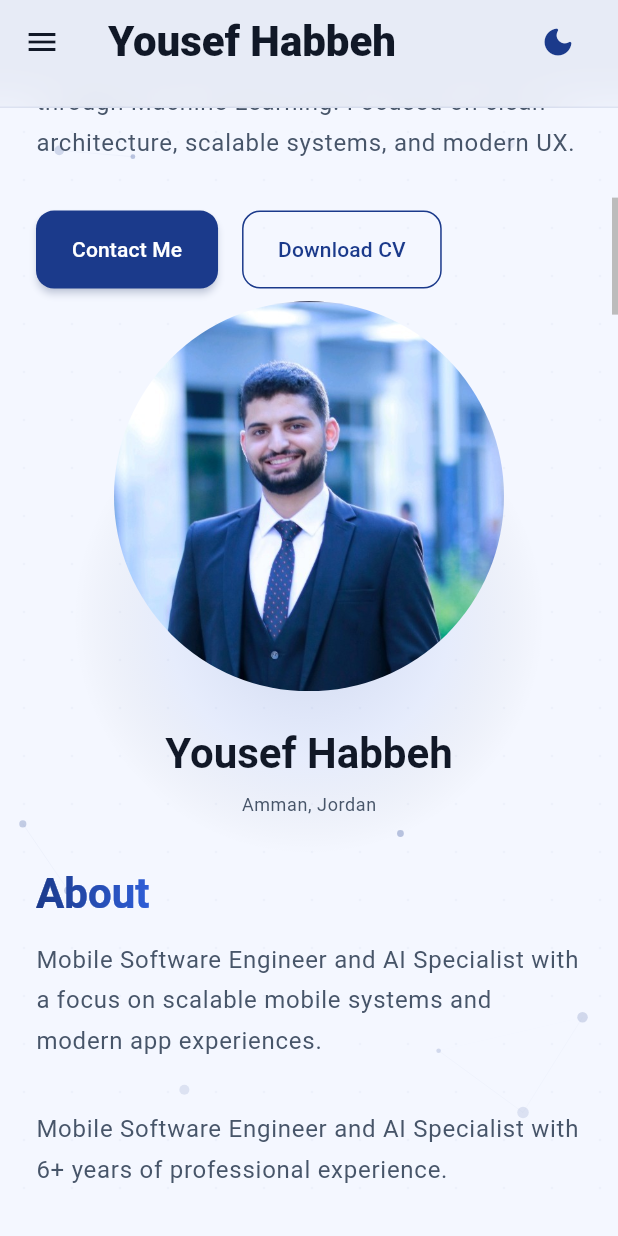
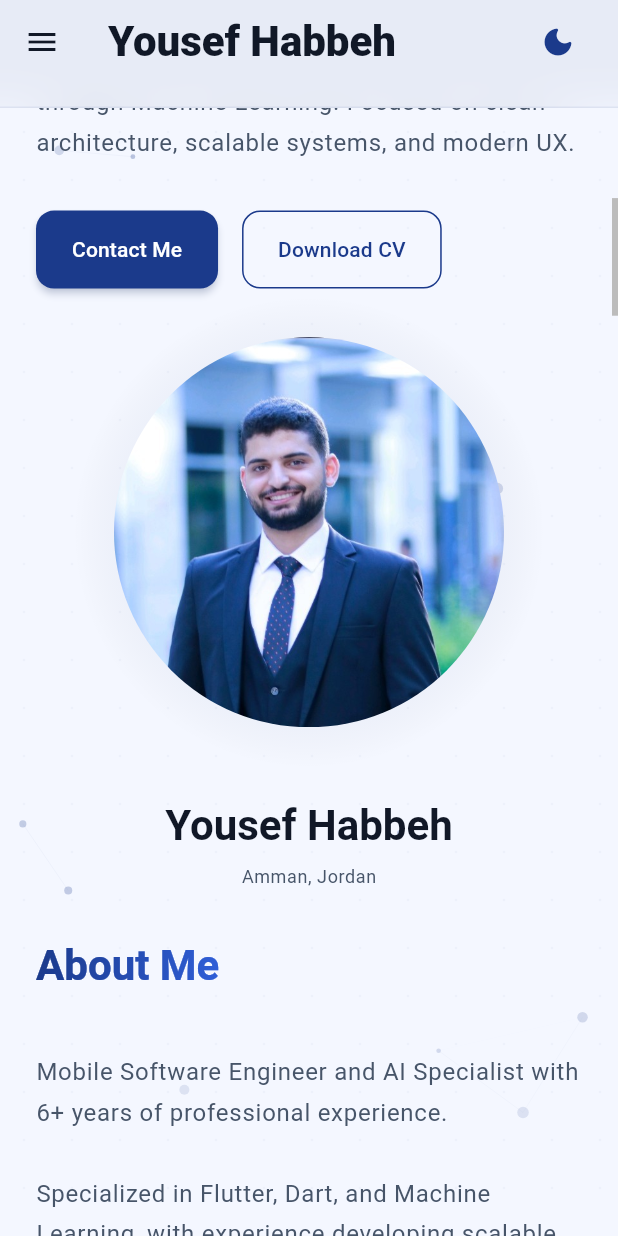
Before and after one commit to yhabbeh/portofolio, a Flutter app: the screen it shows after launch, scrolled down 576 dp, on a phone screen of 412 x 824 dp. Run offline on Flutter 3.47's test engine with Material 3 defaults, Android fonts, the phone set to English and light mode, and no system bars; our stand-ins replace equatable, flutter_bloc, get_it, shared_preferences.

Commit message:
feat: add enableShadow property to TiltCard and integrate halo effect into profile image stack

```diff
--- a/lib/features/portfolio/presentation/sections/about_section.dart
+++ b/lib/features/portfolio/presentation/sections/about_section.dart
@@ -18,10 +18,19 @@ class AboutSection extends StatelessWidget {
   Widget build(BuildContext context) {
     final theme = Theme.of(context);
     final themeExt = theme.extension<PortfolioThemeExtension>();
-    final cardBg = themeExt?.cardBackground ?? theme.cardTheme.color ?? Colors.white;
+    final cardBg =
+        themeExt?.cardBackground ?? theme.cardTheme.color ?? Colors.white;
     final borderColor = themeExt?.border ?? Colors.grey;
 
     final bool isWide = MediaQuery.of(context).size.width >= 900;
+
+    final Widget descriptionWidget = Text(
+      description,
+      style: theme.textTheme.bodyLarge?.copyWith(
+        color: themeExt?.textSecondary,
+        height: 1.7,
+      ),
+    );
 
     Widget buildHighlights() {
       return Wrap(
@@ -31,6 +40,7 @@ class AboutSection extends StatelessWidget {
             .map(
               (text) => TiltCard(
                 maxTilt: 0.05,
+                enableShadow: false,
                 child: DecoratedBox(
                   decoration: BoxDecoration(
                     color: cardBg,
@@ -38,7 +48,10 @@ class AboutSection extends StatelessWidget {
                     border: Border.all(color: borderColor),
                   ),
                   child: Padding(
-                    padding: const EdgeInsets.symmetric(horizontal: 18, vertical: 18),
+                    padding: const EdgeInsets.symmetric(
+                      horizontal: 18,
+                      vertical: 18,
+                    ),
                     child: Text(
                       text,
                       style: theme.textTheme.bodyLarge?.copyWith(
@@ -57,42 +70,22 @@ class AboutSection extends StatelessWidget {
     return Column(
       crossAxisAlignment: CrossAxisAlignment.start,
       children: [
-        const SectionTitle(
-          title: 'About',
-          subtitle: 'Mobile Software Engineer and AI Specialist with a focus on scalable mobile systems and modern app experiences.',
-          gradient: true,
-        ),
-        const SizedBox(height: 32),
+        const SectionTitle(title: 'About Me', subtitle: '', gradient: true),
+        // const SizedBox(height: 32),
         if (isWide)
           Row(
             crossAxisAlignment: CrossAxisAlignment.start,
             children: [
-              Expanded(
-                flex: 6,
-                child: Text(
-                  description,
-                  style: theme.textTheme.bodyLarge?.copyWith(
-                    color: themeExt?.textSecondary,
-                  ),
-                ),
-              ),
+              Expanded(flex: 6, child: descriptionWidget),
               const SizedBox(width: 32),
-              Expanded(
-                flex: 4,
-                child: buildHighlights(),
-              ),
+              Expanded(flex: 4, child: buildHighlights()),
             ],
           )
         else
           Column(
             crossAxisAlignment: CrossAxisAlignment.start,
             children: [
-              Text(
-                description,
-                style: theme.textTheme.bodyLarge?.copyWith(
-                  color: themeExt?.textSecondary,
-                ),
-              ),
+              descriptionWidget,
               const SizedBox(height: 32),
               buildHighlights(),
             ],
--- a/lib/features/portfolio/presentation/sections/hero_section.dart
+++ b/lib/features/portfolio/presentation/sections/hero_section.dart
@@ -118,31 +118,7 @@ class _HeroSectionState extends State<HeroSection>
       ],
     );
 
-    final Widget pulsingHalo = AnimatedBuilder(
-      animation: _floatingController,
-      builder: (context, _) {
-        final scale = 1.0 + sin(_floatingController.value * 2 * pi) * 0.05;
-        final opacity = 0.15 + sin(_floatingController.value * 2 * pi) * 0.05;
-        return Transform.scale(
-          scale: scale,
-          child: Container(
-            width: isWide ? 340 : 280,
-            height: isWide ? 420 : 360,
-            decoration: BoxDecoration(
-              shape: BoxShape.circle,
-              gradient: RadialGradient(
-                colors: [
-                  gradientColors.first.withAlpha((opacity * 255).round()),
-                  gradientColors.last.withAlpha((opacity * 0.4 * 255).round()),
-                  Colors.transparent,
-                ],
-                stops: const [0.0, 0.6, 1.0],
-              ),
-            ),
-          ),
-        );
-      },
-    );
+    final double imageSize = isWide ? 320 : 260;
 
     final Widget profileCard = AnimatedBuilder(
       animation: Listenable.merge([
@@ -159,19 +135,49 @@ class _HeroSectionState extends State<HeroSection>
       },
       child: TiltCard(
         maxTilt: 0.03,
+        enableShadow: false,
         child: Column(
           crossAxisAlignment: CrossAxisAlignment.center,
           children: [
+            Stack(
+              alignment: Alignment.center,
+              clipBehavior: Clip.none,
+              children: [
+                AnimatedBuilder(
+                  animation: _floatingController,
+                  builder: (context, _) {
+                    final scale = 1.0 + sin(_floatingController.value * 2 * pi) * 0.05;
+                    final opacity = 0.15 + sin(_floatingController.value * 2 * pi) * 0.05;
+                    return Transform.scale(
+                      scale: scale,
+                      child: Container(
+                        width: imageSize + 48,
+                        height: imageSize + 48,
+                        decoration: BoxDecoration(
+                          shape: BoxShape.circle,
+                          gradient: RadialGradient(
+                            colors: [
+                              gradientColors.first.withAlpha((opacity * 255).round()),
+                              gradientColors.last.withAlpha((opacity * 0.4 * 255).round()),
+                              Colors.transparent,
+                            ],
+                            stops: const [0.0, 0.6, 1.0],
+                          ),
+                        ),
+                      ),
+                    );
+                  },
+                ),
                 ClipOval(
                   clipBehavior: Clip.antiAlias,
+                  child: SizedBox(
+                    width: imageSize,
+                    height: imageSize,
                     child: Image.asset(
                       widget.profileImage,
-                height: isWide ? 320 : 260,
                       fit: BoxFit.cover,
-
                       errorBuilder: (context, error, stackTrace) {
                         return Container(
-                    height: isWide ? 320 : 260,
                           color: theme.colorScheme.primary.withAlpha(30),
                           child: Icon(
                             Icons.person,
@@ -181,6 +187,9 @@ class _HeroSectionState extends State<HeroSection>
                         );
                       },
                     ),
+                  ),
+                ),
+              ],
             ),
             const SizedBox(height: 24),
             Text(
@@ -201,21 +210,6 @@ class _HeroSectionState extends State<HeroSection>
       ),
     );
 
-    final Widget profileCardWithAura = Stack(
-      alignment: Alignment.center,
-      clipBehavior: Clip.none,
-      children: [
-        Positioned(
-          top: -24,
-          bottom: -24,
-          left: -24,
-          right: -24,
-          child: pulsingHalo,
-        ),
-        profileCard,
-      ],
-    );
-
     return ResponsiveContainer(
       child: ValueListenableBuilder<double>(
         valueListenable: widget.scrollOffsetNotifier,
@@ -232,7 +226,7 @@ class _HeroSectionState extends State<HeroSection>
                 children: [
                   Expanded(flex: 6, child: textColumn),
                   const SizedBox(width: 32),
-                  Expanded(flex: 4, child: profileCardWithAura),
+                  Expanded(flex: 4, child: profileCard),
                 ],
               )
             : Column(
@@ -240,7 +234,7 @@ class _HeroSectionState extends State<HeroSection>
                 children: [
                   textColumn,
                   const SizedBox(height: 48),
-                  Center(child: profileCardWithAura),
+                  Center(child: profileCard),
                 ],
               ),
       ),
--- a/lib/widgets/tilt_card.dart
+++ b/lib/widgets/tilt_card.dart
@@ -3,11 +3,13 @@ import 'package:flutter/material.dart';
 class TiltCard extends StatefulWidget {
   final Widget child;
   final double maxTilt;
+  final bool enableShadow;
 
   const TiltCard({
     super.key,
     required this.child,
     this.maxTilt = 0.05,
+    this.enableShadow = true,
   });
 
   @override
@@ -27,7 +29,8 @@ class _TiltCardState extends State<TiltCard> {
       child: AnimatedContainer(
         duration: const Duration(milliseconds: 250),
         curve: Curves.easeOut,
-        decoration: BoxDecoration(
+        decoration: widget.enableShadow
+            ? BoxDecoration(
                 boxShadow: _hovered
                     ? [
                         BoxShadow(
@@ -37,7 +40,8 @@ class _TiltCardState extends State<TiltCard> {
                         ),
                       ]
                     : null,
-        ),
+              )
+            : null,
         transform: _hovered ? _getTransform() : Matrix4.identity(),
         transformAlignment: Alignment.center,
         child: widget.child,
```
Lines whose indentation alone changed are shown as unchanged.
